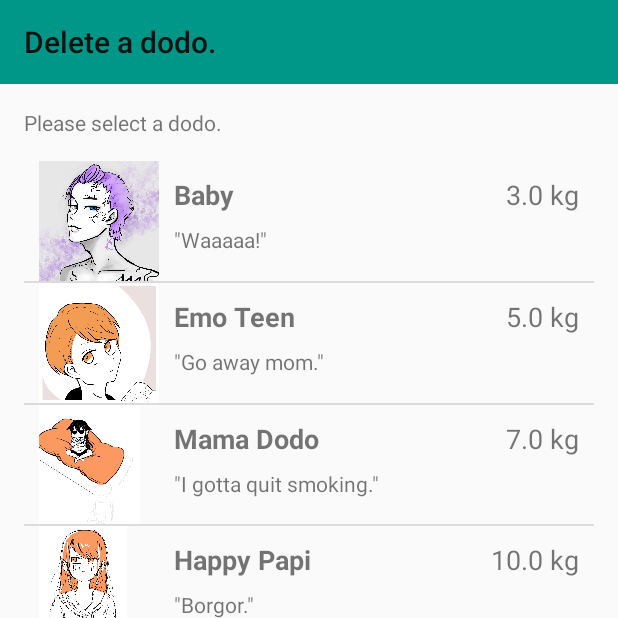
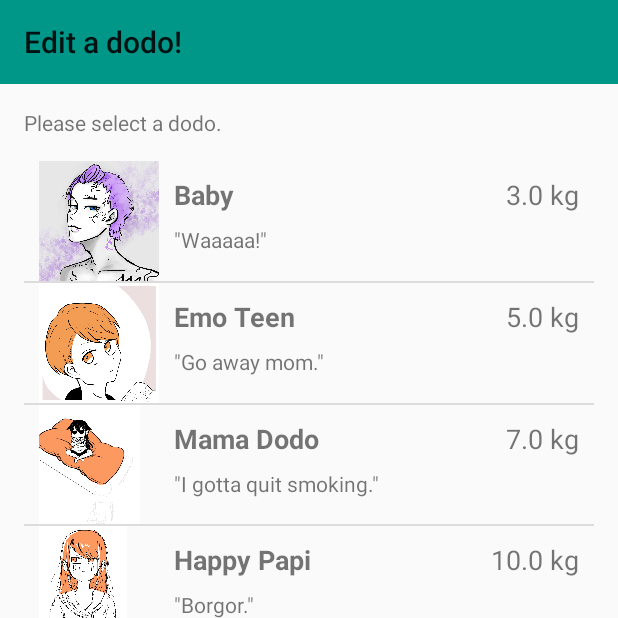
Before and after one commit to papashirogane/DodoApp, an Android app: the Edit1Activity screen opened directly, with no data from a screen before it, on a phone screen of 412 x 824 dp, the top half of it. Run offline under Robolectric (Android 15) with nearby library versions, the phone set to English and light mode, and no system bars.

Commit message:
Split into Edit1Activity and Edit2Activity (first is list, second will be info fill-ins)

```diff
--- a/app/src/main/AndroidManifest.xml
+++ b/app/src/main/AndroidManifest.xml
@@ -9,7 +9,8 @@
         android:roundIcon="@mipmap/ic_launcher_round"
         android:supportsRtl="true"
         android:theme="@style/Theme.AppCompat.Light.NoActionBar">
-        <activity android:name=".EditActivity"></activity>
+        <activity android:name=".Edit2Activity"></activity>
+        <activity android:name=".Edit1Activity" />
         <activity android:name=".DeleteActivity" />
         <activity android:name=".BaseActivity" />
         <activity android:name=".AddActivity" />
--- a/app/src/main/java/com/example/learnandroid/BaseActivity.java
+++ b/app/src/main/java/com/example/learnandroid/BaseActivity.java
@@ -4,12 +4,9 @@ import androidx.annotation.NonNull;
 import androidx.appcompat.app.AppCompatActivity;
 import androidx.appcompat.widget.Toolbar;
 
-import android.content.Context;
-import android.content.Intent;
 import android.os.Bundle;
 import android.view.Menu;
 import android.view.MenuItem;
-import android.widget.Toast;
 
 public class BaseActivity extends AppCompatActivity {
 
@@ -37,7 +34,7 @@ public class BaseActivity extends AppCompatActivity {
                 finish();
                 break;
             case R.id.edit_edit:
-                startActivity(EditActivity.makeIntent(BaseActivity.this));
+                startActivity(Edit1Activity.makeIntent(BaseActivity.this));
                 finish();
                 break;
                 case R.id.edit_delete:
--- a/app/src/main/java/com/example/learnandroid/EditActivity.java
+++ b/app/src/main/java/com/example/learnandroid/Edit1Activity.java
@@ -20,7 +20,7 @@ import android.widget.Toast;
 import com.example.learnandroid.model.dodo.Dodo;
 import com.example.learnandroid.model.dodo.DodoWaddle;
 
-public class EditActivity extends AppCompatActivity {
+public class Edit1Activity extends AppCompatActivity {
     DodoWaddle MyWaddle = DodoWaddle.getInstance();
 
     @Override
@@ -30,7 +30,7 @@ public class EditActivity extends AppCompatActivity {
 
         Toolbar toolbar = findViewById(R.id.toolbarDodoList);
         setSupportActionBar(toolbar);
-        getSupportActionBar().setTitle("Delete a dodo.");
+        getSupportActionBar().setTitle("Edit a dodo!");
 
         populateListView();
         registerClickCallback();
@@ -43,8 +43,8 @@ public class EditActivity extends AppCompatActivity {
             @Override
             public void onItemClick(AdapterView<?> adapterView, View view, int i, long l) {
                 MyWaddle.clickedDodo = MyWaddle.get(i);
-                Toast.makeText(EditActivity.this, "Editing dodo " + MyWaddle.clickedDodo.getName(), Toast.LENGTH_LONG).show();
-                Intent intent = DodoListActivity.makeIntent(EditActivity.this);
+                Toast.makeText(Edit1Activity.this, "Editing dodo " + MyWaddle.clickedDodo.getName(), Toast.LENGTH_LONG).show();
+                Intent intent = Edit2Activity.makeIntent(Edit1Activity.this);
                 startActivity(intent);
                 finish();
             }
@@ -53,14 +53,14 @@ public class EditActivity extends AppCompatActivity {
 
     private void populateListView() {
         // Use an ArrayAdapter
-        ArrayAdapter<Dodo> adapter = new EditActivity.DodoAdapter();
+        ArrayAdapter<Dodo> adapter = new Edit1Activity.DodoAdapter();
         ListView list = (ListView) findViewById(R.id.listviewDodo);
         list.setAdapter(adapter);
     }
 
     private class DodoAdapter extends ArrayAdapter<Dodo> {
         public DodoAdapter() {
-            super(EditActivity.this, R.layout.item_view, MyWaddle.waddle);
+            super(Edit1Activity.this, R.layout.item_view, MyWaddle.waddle);
         }
 
         @NonNull
@@ -90,6 +90,6 @@ public class EditActivity extends AppCompatActivity {
     }
 
     public static Intent makeIntent(Context context) {
-        return new Intent(context, EditActivity.class);
+        return new Intent(context, Edit1Activity.class);
     }
 }
--- a/app/src/main/res/layout/activity_edit.xml
+++ b/app/src/main/res/layout/activity_edit.xml
@@ -4,7 +4,7 @@
     xmlns:tools="http://schemas.android.com/tools"
     android:layout_width="match_parent"
     android:layout_height="match_parent"
-    tools:context=".EditActivity">
+    tools:context=".Edit1Activity">
 
     <include layout="@layout/activity_dodo_list"/>
 
```
Also changed, not shown: app/src/main/java/com/example/learnandroid/Edit2Activity.java (added, +25 -0 lines), app/src/main/res/layout/activity_edit2.xml (added, +20 -0 lines).
